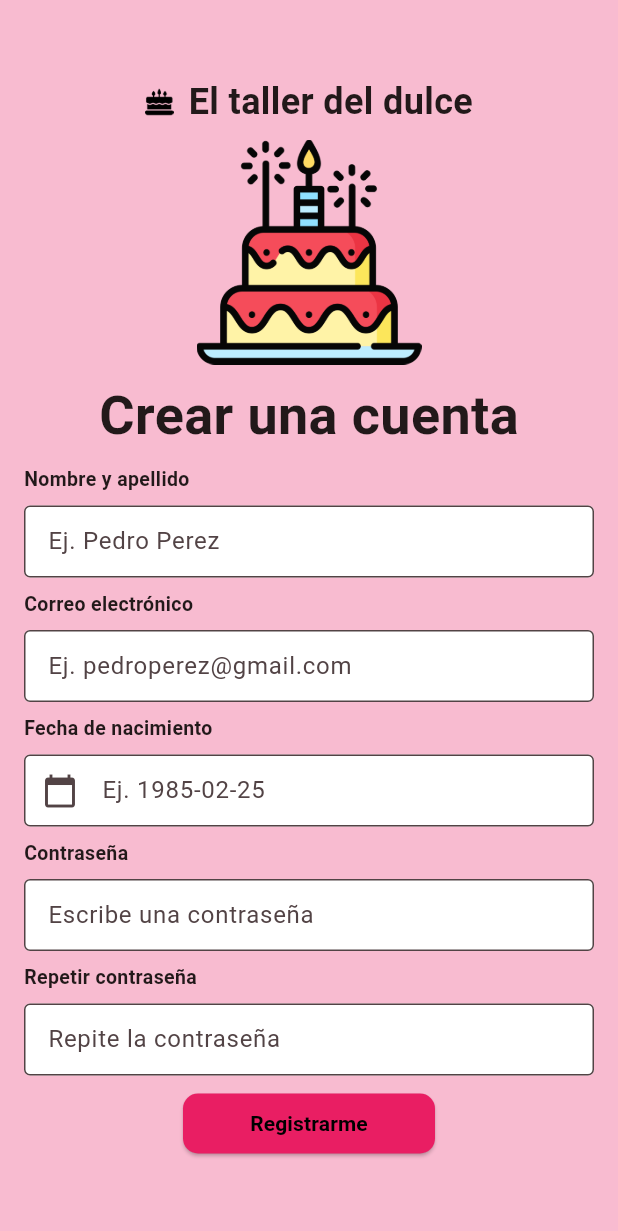
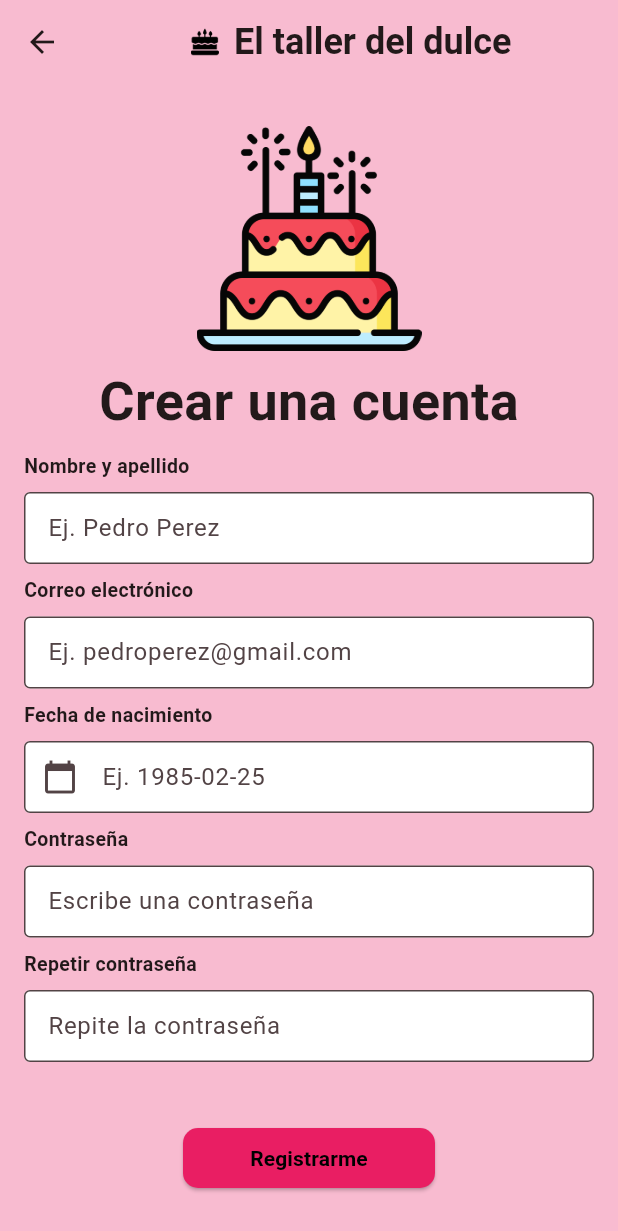
Before and after one commit to ProyectoFinal2024Moviles/el_taller_del_dulce, a Flutter app: the RegisterPage screen opened directly, on a phone screen of 412 x 824 dp. Shown: the top 1231 px of the screen. Run offline on Flutter 3.47's test engine with Material 3 defaults, Android fonts, the phone set to English and light mode, and no system bars; our stand-ins replace get.

Commit message:
Se agrega el get, el navigation_menu y otras correcciones en register y main

```diff
--- a/lib/main.dart
+++ b/lib/main.dart
@@ -1,3 +1,4 @@
+import 'package:el_taller_del_dulce/pages/navigation_menu.dart';
 import 'package:el_taller_del_dulce/pages/register_page.dart';
 import 'package:flutter/material.dart';
 import 'package:flutter_localizations/flutter_localizations.dart';
@@ -13,7 +14,7 @@ class MyApp extends StatelessWidget {
   @override
   Widget build(BuildContext context) {
     return MaterialApp(
-      title: 'Mis marcas',
+      title: 'El taller del dulce',
       localizationsDelegates: const[
         GlobalMaterialLocalizations.delegate,
         GlobalWidgetsLocalizations.delegate
@@ -26,7 +27,7 @@ class MyApp extends StatelessWidget {
         colorScheme: ColorScheme.fromSeed(seedColor: Color(0xFFE91E63)),
         useMaterial3: true,
       ),
-      home: const RegisterPage(),
+      home: const NavigationMenu(),
     );
   }
 }
--- a/lib/pages/register_page.dart
+++ b/lib/pages/register_page.dart
@@ -1,6 +1,5 @@
 import 'package:flutter/material.dart';
 import 'package:intl/intl.dart';
-
 import 'login_page.dart';
 
 class RegisterPage extends StatefulWidget {
@@ -67,14 +66,8 @@ class _RegisterPageState extends State<RegisterPage> {
   Widget build(BuildContext context) {
     return Scaffold(
       backgroundColor: const Color(0xFFF8BBD0),
-      body: Padding(
-        padding: const EdgeInsets.symmetric(horizontal: 16.0),
-        child: Center(
-          child: SingleChildScrollView(
-            child: Column(
-              mainAxisAlignment: MainAxisAlignment.center,
-              children: <Widget>[
-                Row(
+      appBar: AppBar(
+        title:       Row(
           mainAxisAlignment: MainAxisAlignment.center,
           children: <Widget>[
             Image.asset(
@@ -89,9 +82,18 @@ class _RegisterPageState extends State<RegisterPage> {
             ),
           ],
         ),
-                const SizedBox(
-                  height: 8.0,
+        backgroundColor: Colors.transparent, // Hace que el fondo del AppBar sea transparente
+        elevation: 0, // Quita la sombra del AppBar
+        centerTitle: false,
       ),
+
+      body: Padding(
+        padding: const EdgeInsets.symmetric(horizontal: 16.0, vertical: 16.0),
+        child: Center(
+          child: SingleChildScrollView(
+            child: Column(
+              mainAxisAlignment: MainAxisAlignment.center,
+              children: <Widget>[
                 const Image(
                   image: AssetImage('assets/images/logo.png'),
                   width: 150,
@@ -220,7 +222,7 @@ class _RegisterPageState extends State<RegisterPage> {
                       contentPadding: EdgeInsets.symmetric(vertical: 11, horizontal: 12),),
                     keyboardType: TextInputType.visiblePassword),
                 const SizedBox(
-                  height: 8.0,
+                  height: 40.0,
                 ),
                 ElevatedButton(
                   onPressed: () {
@@ -244,7 +246,7 @@ class _RegisterPageState extends State<RegisterPage> {
                     ),
                   ),
                   child: const SizedBox(
-                    width: 120, // Establece un ancho específico para el botón (en este caso 200)
+                    width: 120, // Establece un ancho específico para el botón
                     child: Text("Registrarme", textAlign: TextAlign.center, style: TextStyle(fontWeight: FontWeight.bold),),
                   ),
                 ),
--- a/pubspec.yaml
+++ b/pubspec.yaml
@@ -28,6 +28,7 @@ environment:
 # the latest version available on pub.dev. To see which dependencies have newer
 # versions available, run flutter pub outdated.
 dependencies:
+  get:
   hive: ^2.2.3
   hive_flutter: 1.1.0
   shared_preferences: 2.2.2
```
Also changed, not shown: lib/pages/navigation_menu.dart (added, +42 -0 lines), pubspec.lock. Lines whose indentation alone changed are shown as unchanged.
